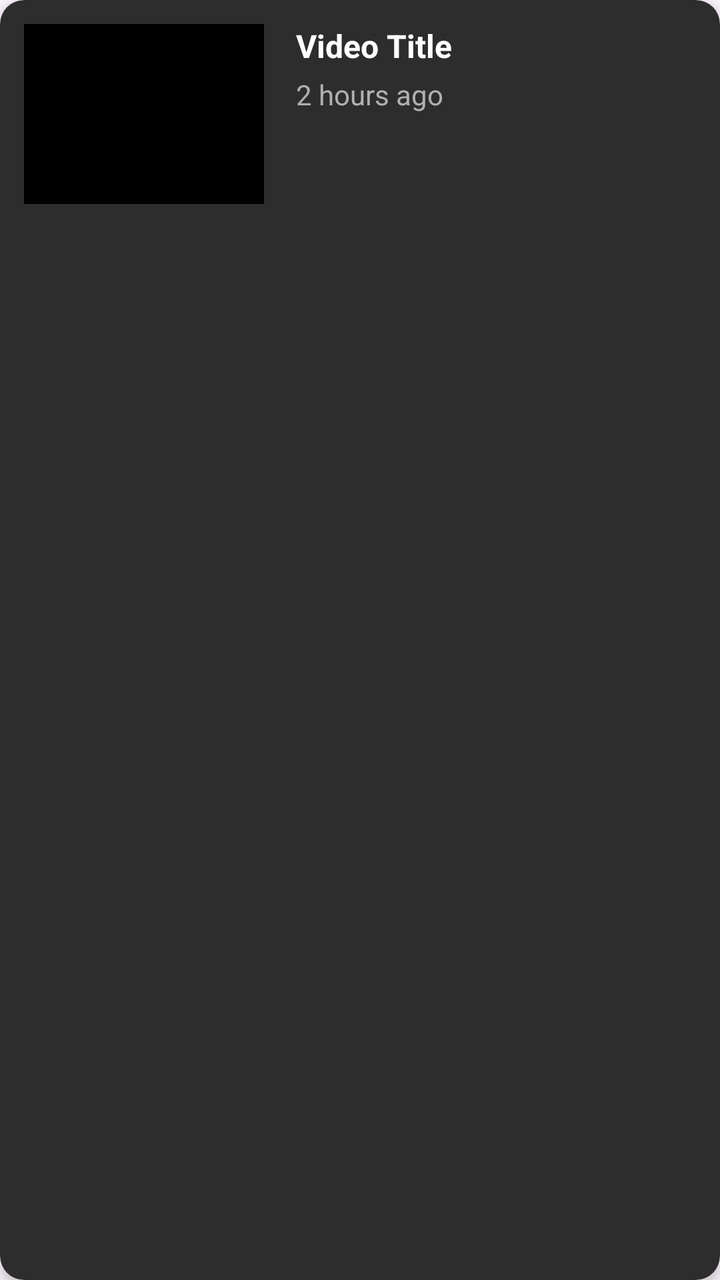
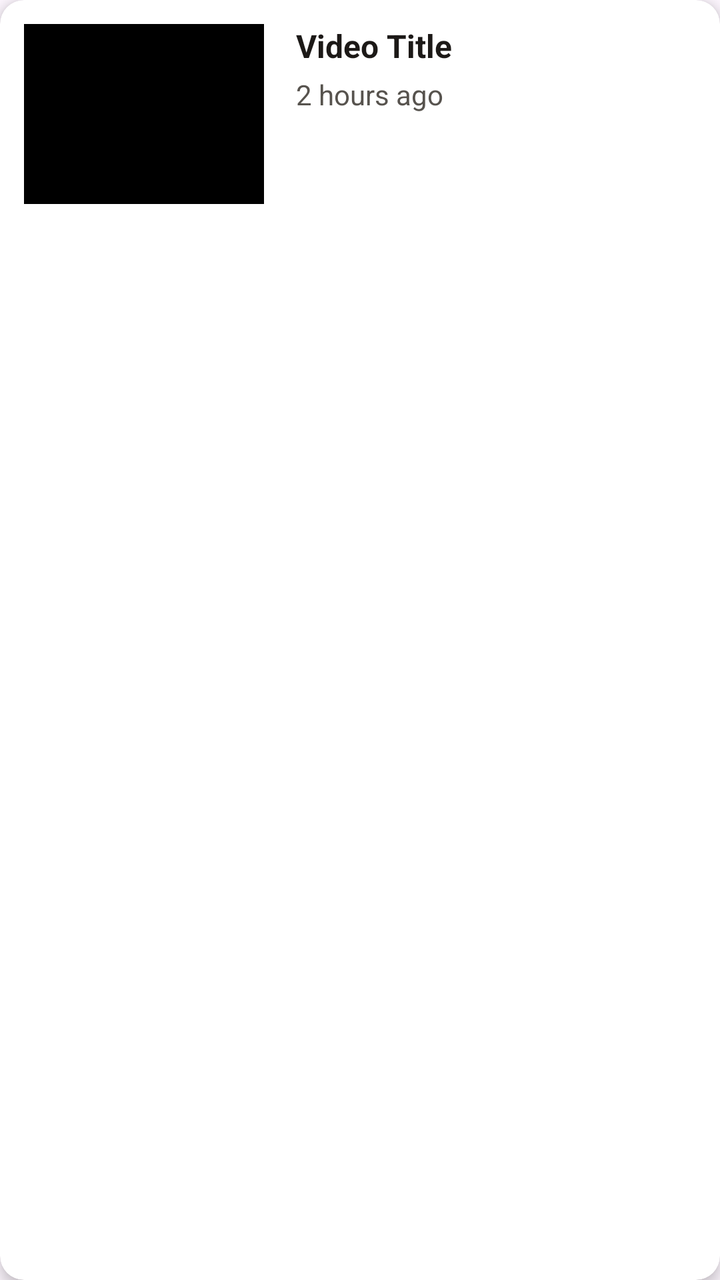

Before-and-after screenshots of an Android layout around one commit, followed by the original layout XML and the change that was made.
<!-- AndroidManifest.xml: application theme Theme.RecallLive -->
<!-- res/layout/item_history_video.xml -->
<?xml version="1.0" encoding="utf-8"?>
<androidx.cardview.widget.CardView xmlns:android="http://schemas.android.com/apk/res/android"
    xmlns:app="http://schemas.android.com/apk/res-auto"
    android:layout_width="match_parent"
    android:layout_height="wrap_content"
    android:layout_marginTop="8dp"
    app:cardCornerRadius="12dp"
    app:cardElevation="4dp"
    app:cardBackgroundColor="#2D2D2D">

    <androidx.constraintlayout.widget.ConstraintLayout
        android:layout_width="match_parent"
        android:layout_height="wrap_content"
        android:padding="12dp">

        <ImageView
            android:id="@+id/iv_video_thumbnail"
            android:layout_width="120dp"
            android:layout_height="90dp"
            android:scaleType="centerCrop"
            android:background="@android:color/black"
            android:contentDescription="Video thumbnail"
            app:layout_constraintBottom_toBottomOf="parent"
            app:layout_constraintStart_toStartOf="parent"
            app:layout_constraintTop_toTopOf="parent" />

        <TextView
            android:id="@+id/tv_video_title"
            android:layout_width="0dp"
            android:layout_height="wrap_content"
            android:layout_marginStart="16dp"
            android:text="Video Title"
            android:textColor="#FFFFFF"
            android:textSize="16sp"
            android:textStyle="bold"
            android:maxLines="2"
            android:ellipsize="end"
            app:layout_constraintEnd_toEndOf="parent"
            app:layout_constraintStart_toEndOf="@+id/iv_video_thumbnail"
            app:layout_constraintTop_toTopOf="parent" />

        <TextView
            android:id="@+id/tv_time_ago"
            android:layout_width="0dp"
            android:layout_height="wrap_content"
            android:layout_marginStart="16dp"
            android:layout_marginTop="4dp"
            android:text="2 hours ago"
            android:textColor="#B0B0B0"
            android:textSize="14sp"
            app:layout_constraintEnd_toEndOf="parent"
            app:layout_constraintStart_toEndOf="@+id/iv_video_thumbnail"
            app:layout_constraintTop_toBottomOf="@+id/tv_video_title" />

    </androidx.constraintlayout.widget.ConstraintLayout>

</androidx.cardview.widget.CardView>
<!-- resources referenced by this layout -->
<resources>
  <style name="Theme.RecallLive" parent="Base.Theme.RecallLive" />
  <style name="Base.Theme.RecallLive" parent="Theme.Material3.DayNight.NoActionBar">
          
          
      </style>
</resources>

<!-- the commit's change to res/layout/item_history_video.xml (unified diff, before → after) -->
@@ -6,7 +6,7 @@
     android:layout_marginTop="8dp"
     app:cardCornerRadius="12dp"
     app:cardElevation="4dp"
-    app:cardBackgroundColor="#2D2D2D">
+    app:cardBackgroundColor="#FFFFFF">
 
     <androidx.constraintlayout.widget.ConstraintLayout
         android:layout_width="match_parent"
@@ -30,7 +30,7 @@
             android:layout_height="wrap_content"
             android:layout_marginStart="16dp"
             android:text="Video Title"
-            android:textColor="#FFFFFF"
+            android:textColor="#1C1917"
             android:textSize="16sp"
             android:textStyle="bold"
             android:maxLines="2"
@@ -46,7 +46,7 @@
             android:layout_marginStart="16dp"
             android:layout_marginTop="4dp"
             android:text="2 hours ago"
-            android:textColor="#B0B0B0"
+            android:textColor="#57534E"
             android:textSize="14sp"
             app:layout_constraintEnd_toEndOf="parent"
             app:layout_constraintStart_toEndOf="@+id/iv_video_thumbnail"
